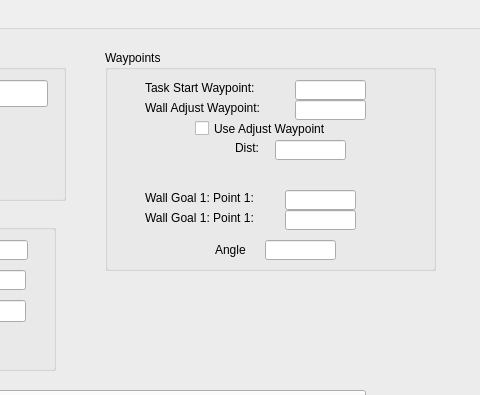
Old version of the form Hanse/TaskWallFollowing/taskwallfollowingform.ui in the repository iti-luebeck/HANSE2011; both pictures show x 285 to 765 and y 0 to 395 of the 1072 by 496 pixel window.
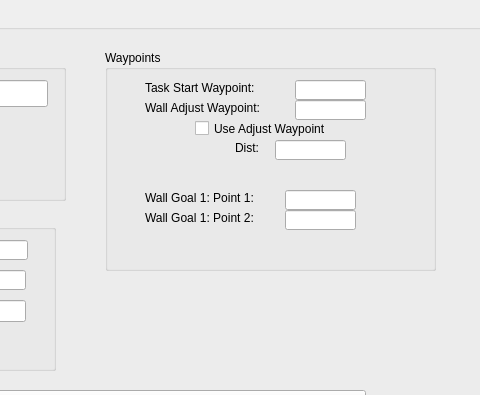
New version of the form.

Commit message: Angles calc changed

The edit to the form file:
```diff
--- a/Hanse/TaskWallFollowing/taskwallfollowingform.ui
+++ b/Hanse/TaskWallFollowing/taskwallfollowingform.ui
@@ -178,7 +178,7 @@
       </rect>
      </property>
      <property name="text">
-      <string>Wall Goal 1: Point 1:</string>
+      <string>Wall Goal 1: Point 2:</string>
      </property>
     </widget>
     <widget class="QLabel" name="label_2">
@@ -266,32 +266,6 @@
       <string>Dist:</string>
      </property>
     </widget>
-    <widget class="QLabel" name="label_17">
-     <property name="geometry">
-      <rect>
-       <x>110</x>
-       <y>190</y>
-       <width>51</width>
-       <height>20</height>
-      </rect>
-     </property>
-     <property name="text">
-      <string>Angle</string>
-     </property>
-    </widget>
-    <widget class="QLineEdit" name="angleInput">
-     <property name="geometry">
-      <rect>
-       <x>160</x>
-       <y>190</y>
-       <width>71</width>
-       <height>20</height>
-      </rect>
-     </property>
-     <property name="text">
-      <string/>
-     </property>
-    </widget>
    </widget>
    <widget class="QGroupBox" name="groupBox_4">
     <property name="geometry">
```
The commit also changes 5 other files.
